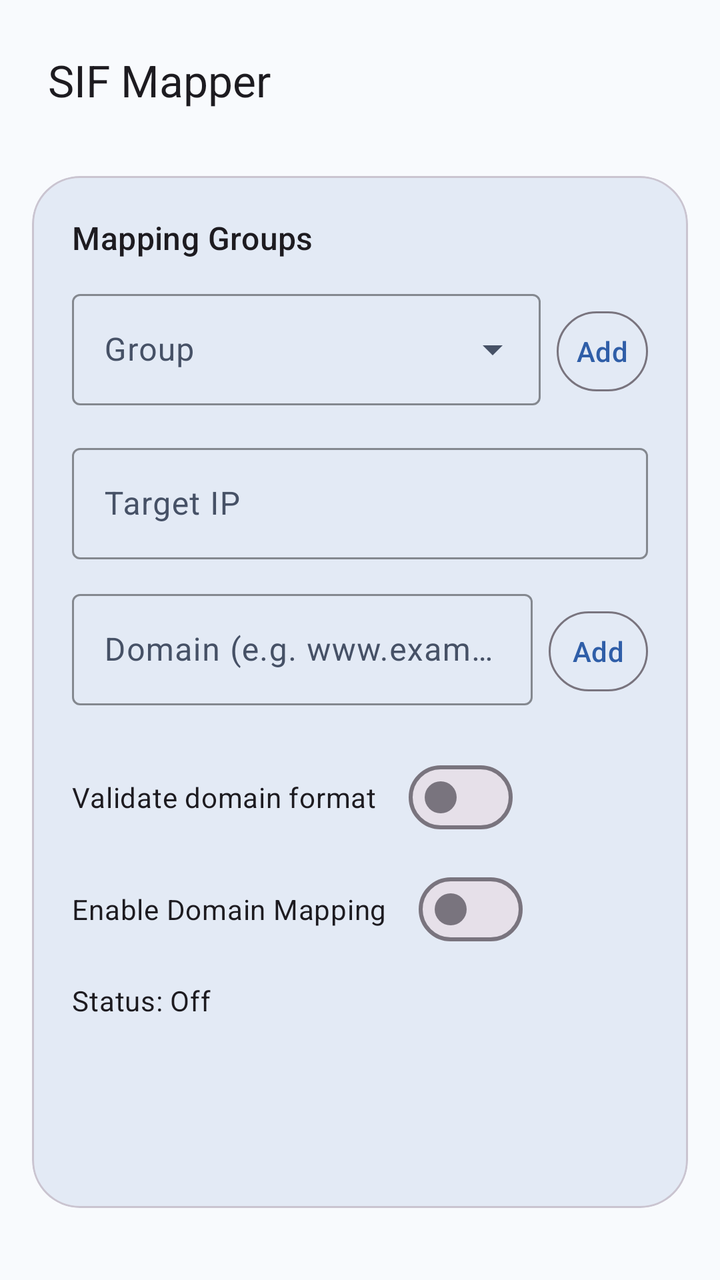
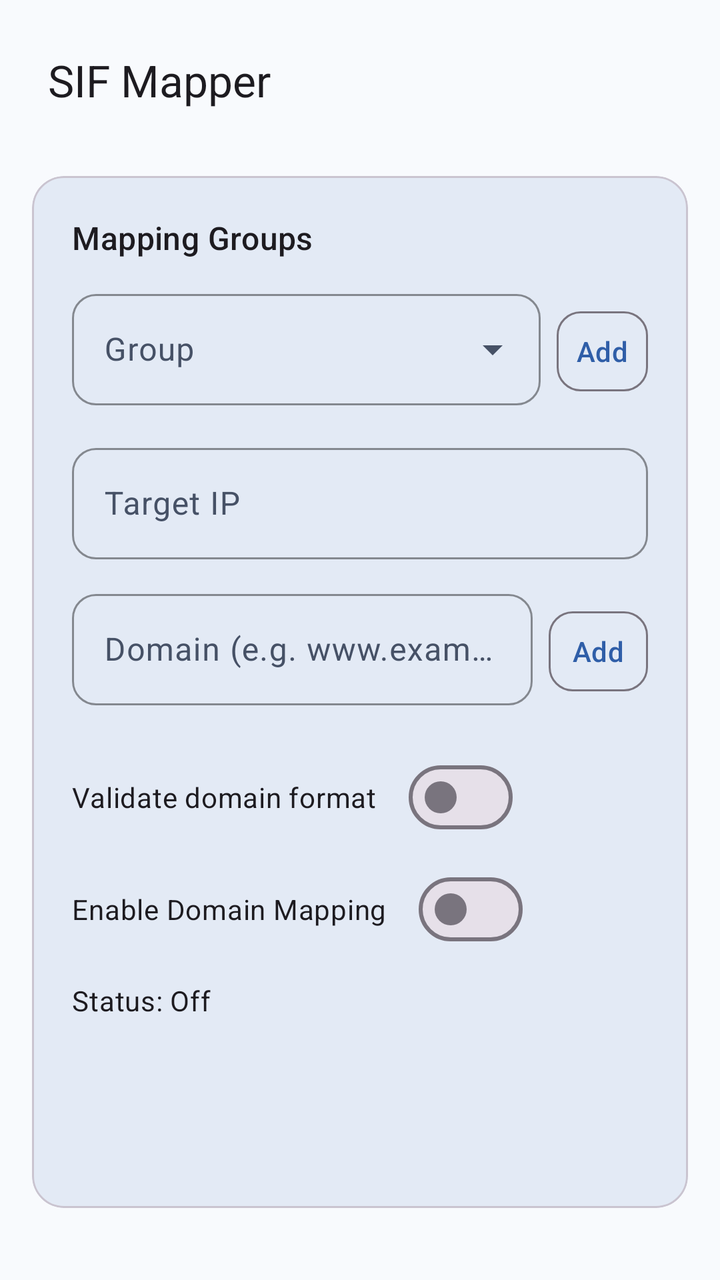

Before-and-after screenshots of an Android layout around one commit, followed by the original layout XML and the change that was made.
<!-- AndroidManifest.xml: application theme Theme.HostVpn -->
<!-- res/layout/activity_main.xml -->
<?xml version="1.0" encoding="utf-8"?>
<androidx.constraintlayout.widget.ConstraintLayout xmlns:android="http://schemas.android.com/apk/res/android"
    xmlns:app="http://schemas.android.com/apk/res-auto"
    android:id="@+id/rootContainer"
    android:layout_width="match_parent"
    android:layout_height="match_parent"
    android:background="?attr/colorSurface"
    android:fitsSystemWindows="true"
    android:paddingBottom="20dp">

    <com.google.android.material.appbar.MaterialToolbar
        android:id="@+id/topBar"
        android:layout_width="0dp"
        android:layout_height="wrap_content"
        android:layout_marginStart="8dp"
        android:layout_marginTop="8dp"
        android:layout_marginEnd="8dp"
        app:title="@string/app_name"
        app:layout_constraintEnd_toEndOf="parent"
        app:layout_constraintStart_toStartOf="parent"
        app:layout_constraintTop_toTopOf="parent" />

    <com.google.android.material.card.MaterialCardView
        android:id="@+id/contentCard"
        android:layout_width="0dp"
        android:layout_height="0dp"
        android:layout_marginStart="16dp"
        android:layout_marginTop="16dp"
        android:layout_marginEnd="16dp"
        android:layout_marginBottom="16dp"
        app:cardCornerRadius="24dp"
        app:cardBackgroundColor="?attr/colorSurfaceVariant"
        app:cardUseCompatPadding="false"
        app:layout_constraintBottom_toBottomOf="parent"
        app:layout_constraintEnd_toEndOf="parent"
        app:layout_constraintStart_toStartOf="parent"
        app:layout_constraintTop_toBottomOf="@id/topBar">

        <androidx.core.widget.NestedScrollView
            android:layout_width="match_parent"
            android:layout_height="match_parent"
            android:fillViewport="true">

            <LinearLayout
                android:layout_width="match_parent"
                android:layout_height="wrap_content"
                android:orientation="vertical"
                android:padding="20dp">

                <TextView
                    android:id="@+id/titleText"
                    android:layout_width="match_parent"
                    android:layout_height="wrap_content"
                    android:text="@string/host_list_title"
                    android:textAppearance="?attr/textAppearanceTitleMedium" />

                <LinearLayout
                    android:layout_width="match_parent"
                    android:layout_height="wrap_content"
                    android:layout_marginTop="12dp"
                    android:gravity="bottom"
                    android:orientation="horizontal">

                    <com.google.android.material.textfield.TextInputLayout
                        style="@style/Widget.Material3.TextInputLayout.OutlinedBox.ExposedDropdownMenu"
                        android:layout_width="0dp"
                        android:layout_height="wrap_content"
                        android:layout_weight="1"
                        android:hint="@string/group_selector_hint"
                        app:boxStrokeColor="?attr/colorPrimary"
                        app:endIconMode="dropdown_menu">

                        <com.google.android.material.textfield.MaterialAutoCompleteTextView
                            android:id="@+id/groupSelectInput"
                            android:layout_width="match_parent"
                            android:layout_height="wrap_content"
                            android:focusable="false"
                            android:inputType="none" />
                    </com.google.android.material.textfield.TextInputLayout>

                    <com.google.android.material.button.MaterialButton
                        android:id="@+id/addGroupButton"
                        style="@style/Widget.Material3.Button.OutlinedButton"
                        android:layout_width="wrap_content"
                        android:layout_height="wrap_content"
                        android:layout_marginStart="8dp"
                        android:minWidth="0dp"
                        android:paddingStart="10dp"
                        android:paddingEnd="10dp"
                        android:text="@string/add_group_button" />
                </LinearLayout>

                <com.google.android.material.textfield.TextInputLayout
                    android:id="@+id/ipInputLayout"
                    style="@style/Widget.Material3.TextInputLayout.OutlinedBox"
                    android:layout_width="match_parent"
                    android:layout_height="wrap_content"
                    android:layout_marginTop="16dp"
                    android:hint="@string/ip_hint"
                    app:boxStrokeColor="?attr/colorPrimary">

                    <com.google.android.material.textfield.TextInputEditText
                        android:id="@+id/ipInput"
                        android:layout_width="match_parent"
                        android:layout_height="wrap_content"
                        android:imeOptions="actionNext"
                        android:inputType="text"
                        android:maxLines="1" />
                </com.google.android.material.textfield.TextInputLayout>

                <LinearLayout
                    android:layout_width="match_parent"
                    android:layout_height="wrap_content"
                    android:layout_marginTop="12dp"
                    android:gravity="bottom"
                    android:orientation="horizontal">

                    <com.google.android.material.textfield.TextInputLayout
                        android:id="@+id/hostInputLayout"
                        style="@style/Widget.Material3.TextInputLayout.OutlinedBox"
                        android:layout_width="0dp"
                        android:layout_height="wrap_content"
                        android:layout_weight="1"
                        android:hint="@string/host_input_hint"
                        app:boxStrokeColor="?attr/colorPrimary">

                        <com.google.android.material.textfield.TextInputEditText
                            android:id="@+id/hostInput"
                            android:layout_width="match_parent"
                            android:layout_height="wrap_content"
                            android:imeOptions="actionDone"
                            android:inputType="textUri"
                            android:maxLines="1" />
                    </com.google.android.material.textfield.TextInputLayout>

                    <com.google.android.material.button.MaterialButton
                        android:id="@+id/addHostButton"
                        style="@style/Widget.Material3.Button.OutlinedButton"
                        android:layout_width="wrap_content"
                        android:layout_height="wrap_content"
                        android:layout_marginStart="8dp"
                        android:minWidth="0dp"
                        android:paddingStart="12dp"
                        android:paddingEnd="12dp"
                        android:text="@string/add_host_button" />
                </LinearLayout>

                <com.google.android.material.chip.ChipGroup
                    android:id="@+id/hostChipGroup"
                    android:layout_width="match_parent"
                    android:layout_height="wrap_content"
                    android:layout_marginTop="12dp"
                    app:chipSpacingHorizontal="8dp"
                    app:chipSpacingVertical="8dp"
                    app:singleLine="false" />

                <com.google.android.material.materialswitch.MaterialSwitch
                    android:id="@+id/validateHostSwitch"
                    android:layout_width="wrap_content"
                    android:layout_height="wrap_content"
                    android:layout_marginTop="10dp"
                    android:text="@string/validate_host_switch_label" />

                <com.google.android.material.materialswitch.MaterialSwitch
                    android:id="@+id/vpnSwitch"
                    android:layout_width="wrap_content"
                    android:layout_height="wrap_content"
                    android:layout_marginTop="8dp"
                    android:text="@string/host_switch_label" />

                <TextView
                    android:id="@+id/statusText"
                    android:layout_width="match_parent"
                    android:layout_height="wrap_content"
                    android:layout_marginTop="12dp"
                    android:text="@string/status_off"
                    android:textAppearance="?attr/textAppearanceBodyMedium" />
            </LinearLayout>
        </androidx.core.widget.NestedScrollView>
    </com.google.android.material.card.MaterialCardView>

</androidx.constraintlayout.widget.ConstraintLayout>
<!-- resources referenced by this layout -->
<resources>
  <string name="add_group_button">Add</string>
  <string name="add_host_button">Add</string>
  <string name="app_name">SIF Mapper</string>
  <string name="group_selector_hint">Group</string>
  <string name="host_input_hint">Domain (e.g. www.example.com)</string>
  <string name="host_list_title">Mapping Groups</string>
  <string name="host_switch_label">Enable Domain Mapping</string>
  <string name="ip_hint">Target IP</string>
  <string name="status_off">Status: Off</string>
  <string name="validate_host_switch_label">Validate domain format</string>
  <style name="Theme.HostVpn" parent="Theme.Material3.DayNight.NoActionBar">
          <item name="colorPrimary">#2F5EA8</item>
          <item name="colorOnPrimary">#FFFFFF</item>
          <item name="colorSecondary">#4A6FA9</item>
          <item name="colorOnSecondary">#FFFFFF</item>
          <item name="colorSurface">#F8FAFD</item>
          <item name="colorSurfaceVariant">#E3EAF5</item>
          <item name="colorOnSurface">#161C26</item>
          <item name="colorOnSurfaceVariant">#465166</item>
          <item name="android:statusBarColor">?attr/colorSurface</item>
          <item name="android:windowLightStatusBar">true</item>
          <item name="android:windowFullscreen">false</item>
          <item name="android:windowDrawsSystemBarBackgrounds">true</item>
      </style>
</resources>

<!-- the commit's change to res/layout/activity_main.xml (unified diff, before → after) -->
@@ -28,7 +28,7 @@
         android:layout_marginTop="16dp"
         android:layout_marginEnd="16dp"
         android:layout_marginBottom="16dp"
-        app:cardCornerRadius="24dp"
+        app:cardCornerRadius="16dp"
         app:cardBackgroundColor="?attr/colorSurfaceVariant"
         app:cardUseCompatPadding="false"
         app:layout_constraintBottom_toBottomOf="parent"
@@ -62,7 +62,7 @@
                     android:orientation="horizontal">
 
                     <com.google.android.material.textfield.TextInputLayout
-                        style="@style/Widget.Material3.TextInputLayout.OutlinedBox.ExposedDropdownMenu"
+                        style="@style/Widget.SIF.TextInputLayout.ExposedDropdown"
                         android:layout_width="0dp"
                         android:layout_height="wrap_content"
                         android:layout_weight="1"
@@ -80,7 +80,7 @@
 
                     <com.google.android.material.button.MaterialButton
                         android:id="@+id/addGroupButton"
-                        style="@style/Widget.Material3.Button.OutlinedButton"
+                        style="@style/Widget.SIF.Button.Outlined"
                         android:layout_width="wrap_content"
                         android:layout_height="wrap_content"
                         android:layout_marginStart="8dp"
@@ -92,7 +92,7 @@
 
                 <com.google.android.material.textfield.TextInputLayout
                     android:id="@+id/ipInputLayout"
-                    style="@style/Widget.Material3.TextInputLayout.OutlinedBox"
+                    style="@style/Widget.SIF.TextInputLayout.Outlined"
                     android:layout_width="match_parent"
                     android:layout_height="wrap_content"
                     android:layout_marginTop="16dp"
@@ -117,7 +117,7 @@
 
                     <com.google.android.material.textfield.TextInputLayout
                         android:id="@+id/hostInputLayout"
-                        style="@style/Widget.Material3.TextInputLayout.OutlinedBox"
+                        style="@style/Widget.SIF.TextInputLayout.Outlined"
                         android:layout_width="0dp"
                         android:layout_height="wrap_content"
                         android:layout_weight="1"
@@ -135,7 +135,7 @@
 
                     <com.google.android.material.button.MaterialButton
                         android:id="@+id/addHostButton"
-                        style="@style/Widget.Material3.Button.OutlinedButton"
+                        style="@style/Widget.SIF.Button.Outlined"
                         android:layout_width="wrap_content"
                         android:layout_height="wrap_content"
                         android:layout_marginStart="8dp"
<!-- resource entries referenced after the edit -->
@@ -10,6 +10,15 @@
   <string name="ip_hint">Target IP</string>
   <string name="status_off">Status: Off</string>
   <string name="validate_host_switch_label">Validate domain format</string>
+  <style name="Widget.SIF.Button.Outlined" parent="Widget.Material3.Button.OutlinedButton">
+          <item name="shapeAppearanceOverlay">@style/ShapeAppearanceOverlaySifComponent</item>
+      </style>
+  <style name="Widget.SIF.TextInputLayout.ExposedDropdown" parent="Widget.Material3.TextInputLayout.OutlinedBox.ExposedDropdownMenu">
+          <item name="shapeAppearanceOverlay">@style/ShapeAppearanceOverlaySifComponent</item>
+      </style>
+  <style name="Widget.SIF.TextInputLayout.Outlined" parent="Widget.Material3.TextInputLayout.OutlinedBox">
+          <item name="shapeAppearanceOverlay">@style/ShapeAppearanceOverlaySifComponent</item>
+      </style>
   <style name="Theme.HostVpn" parent="Theme.Material3.DayNight.NoActionBar">
           <item name="colorPrimary">#2F5EA8</item>
           <item name="colorOnPrimary">#FFFFFF</item>
@@ -24,5 +33,9 @@
           <item name="android:windowFullscreen">false</item>
           <item name="android:windowDrawsSystemBarBackgrounds">true</item>
       </style>
+  <style name="ShapeAppearanceOverlaySifComponent">
+          <item name="cornerFamily">rounded</item>
+          <item name="cornerSize">12dp</item>
+      </style>
 </resources>
 
